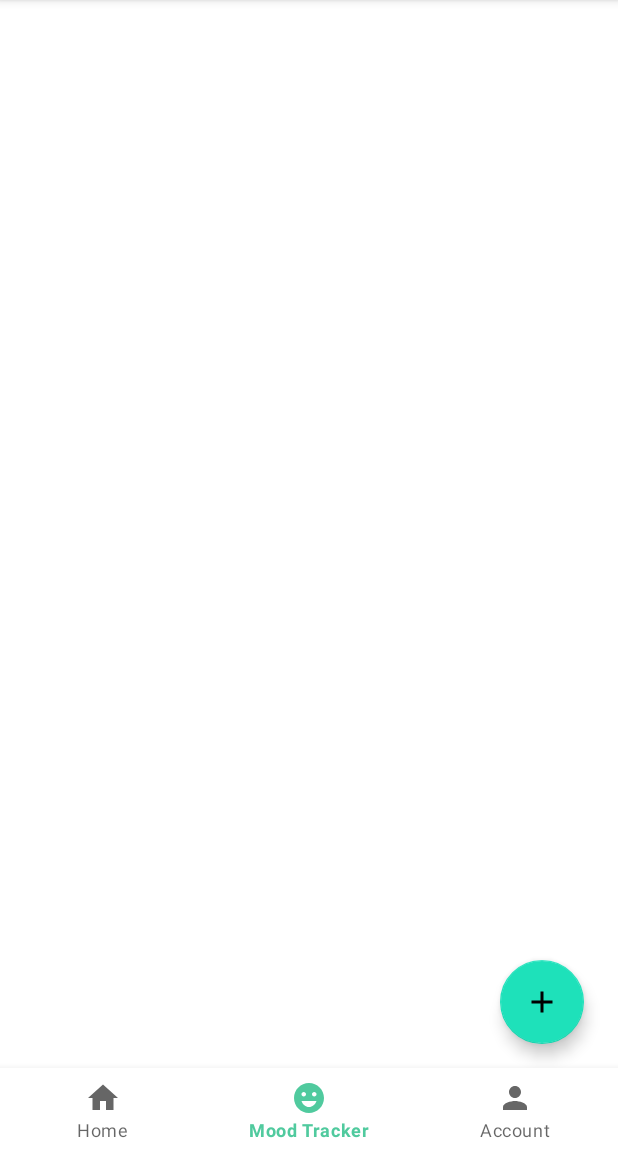
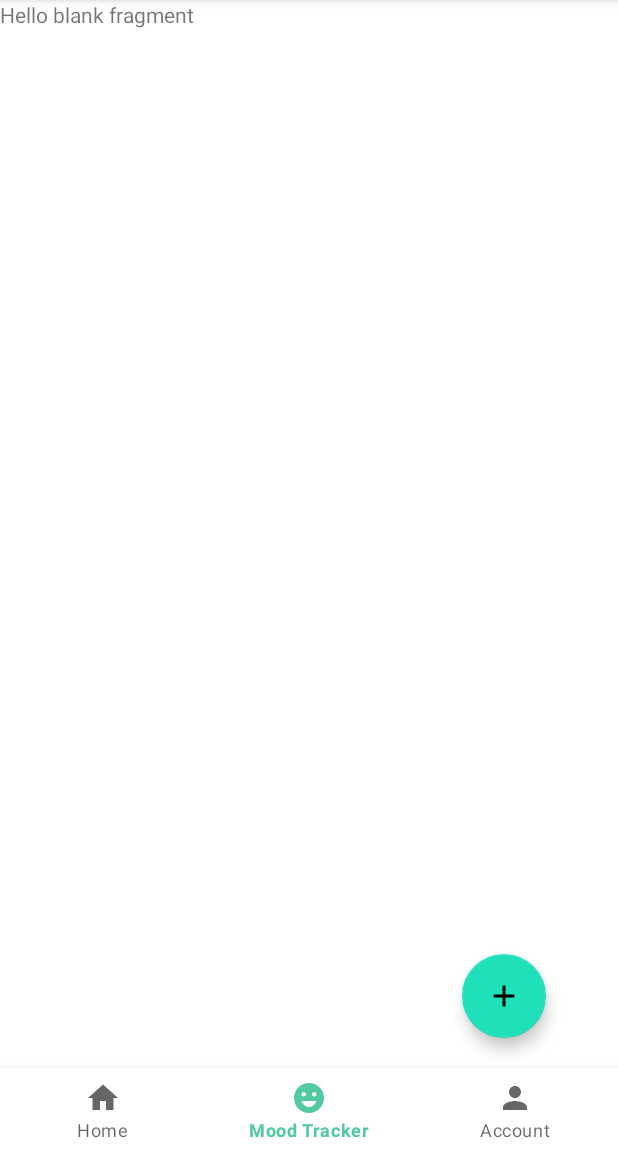
Before and after one commit to jupeeter8/SERO, an Android app: the screen it shows after launch once a user with an empty profile is signed in (MainActivity), item 2 of the bottom bar chosen, on a phone screen of 412 x 824 dp, the part 84-1236 px from its top. Run offline under Robolectric (Android 15) with nearby library versions, the phone set to English and light mode, and no system bars; our stand-ins replace Firebase (no records; nobody signed in at launch, a user with empty details on screens opened directly).

Commit message:
Added fragments and bottom nav bar

```diff
--- a/app/build.gradle
+++ b/app/build.gradle
@@ -37,6 +37,7 @@ dependencies {
     implementation 'com.google.firebase:firebase-auth:19.2.0'
     implementation 'com.google.firebase:firebase-storage:20.0.0'
     implementation 'com.google.firebase:firebase-firestore:23.0.1'
+    implementation 'androidx.legacy:legacy-support-v4:1.0.0'
     testImplementation 'junit:junit:4.+'
     androidTestImplementation 'androidx.test.ext:junit:1.1.2'
     androidTestImplementation 'androidx.test.espresso:espresso-core:3.3.0'
--- /dev/null
+++ b/app/src/main/java/com/example/serobeta0/AccFragment.java
@@ -0,0 +1,28 @@
+package com.example.serobeta0;
+
+import android.os.Bundle;
+
+import androidx.fragment.app.Fragment;
+
+import android.view.LayoutInflater;
+import android.view.View;
+import android.view.ViewGroup;
+
+/**
+ * A simple {@link Fragment} subclass.
+ */
+public class AccFragment extends Fragment {
+
+    public AccFragment() {
+        // Required empty public constructor
+    }
+
+
+
+    @Override
+    public View onCreateView(LayoutInflater inflater, ViewGroup container,
+                             Bundle savedInstanceState) {
+        // Inflate the layout for this fragment
+        return inflater.inflate(R.layout.fragment_acc, container, false);
+    }
+}
--- /dev/null
+++ b/app/src/main/java/com/example/serobeta0/HomeFragment.java
@@ -0,0 +1,28 @@
+package com.example.serobeta0;
+
+import android.os.Bundle;
+
+import androidx.fragment.app.Fragment;
+
+import android.view.LayoutInflater;
+import android.view.View;
+import android.view.ViewGroup;
+
+/**
+ * A simple {@link Fragment} subclass.
+ */
+public class HomeFragment extends Fragment {
+
+    public HomeFragment() {
+        // Required empty public constructor
+    }
+
+
+
+    @Override
+    public View onCreateView(LayoutInflater inflater, ViewGroup container,
+                             Bundle savedInstanceState) {
+        // Inflate the layout for this fragment
+        return inflater.inflate(R.layout.fragment_home, container, false);
+    }
+}
--- a/app/src/main/java/com/example/serobeta0/MainActivity.java
+++ b/app/src/main/java/com/example/serobeta0/MainActivity.java
@@ -3,6 +3,8 @@ package com.example.serobeta0;
 import androidx.annotation.NonNull;
 import androidx.appcompat.app.AppCompatActivity;
 import androidx.appcompat.widget.Toolbar;
+import androidx.fragment.app.Fragment;
+import androidx.fragment.app.FragmentTransaction;
 
 import android.content.Intent;
 import android.os.Bundle;
@@ -26,6 +28,10 @@ public class MainActivity extends AppCompatActivity {
     private FloatingActionButton addButton;
     private BottomNavigationView bottomNav;
 
+    private HomeFragment hf;
+    private MoodFragment mf;
+    private AccFragment af;
+
     @Override
     protected void onCreate(Bundle savedInstanceState) {
         super.onCreate(savedInstanceState);
@@ -37,6 +43,11 @@ public class MainActivity extends AppCompatActivity {
         mainToolbar = (androidx.appcompat.widget.Toolbar) findViewById(R.id.myTool);
         bottomNav = findViewById(R.id.mainBtmNav);
 
+        //Fragment Initialization
+        hf = new HomeFragment();
+        mf = new MoodFragment();
+        af = new AccFragment();
+
 
         setSupportActionBar(mainToolbar);
         getSupportActionBar().setTitle("SERO");
@@ -46,6 +57,28 @@ public class MainActivity extends AppCompatActivity {
             public void onClick(View v) {
              Intent postIntent = new Intent(MainActivity.this, NewPost.class);
              startActivity(postIntent);
+            }
+        });
+
+        bottomNav.setOnNavigationItemSelectedListener(new BottomNavigationView.OnNavigationItemSelectedListener() {
+            @Override
+            public boolean onNavigationItemSelected(@NonNull MenuItem item) {
+
+                switch (item.getItemId()){
+
+                    case R.id.btmNavHome:
+                        replaceFrag(hf);
+                        return true;
+                    case R.id.btmNavMood:
+                        replaceFrag(mf);
+                        return true;
+                    case R.id.btmNavAcc:
+                        replaceFrag(af);
+                        return true;
+
+                }
+
+                return false;
             }
         });
 
@@ -113,4 +146,14 @@ public class MainActivity extends AppCompatActivity {
         startActivity(loginintent);
         finish();
     }
+
+    private void replaceFrag(Fragment fragment){
+
+        FragmentTransaction ft = getSupportFragmentManager().beginTransaction();
+        ft.replace(R.id.main_container, fragment);
+        ft.commit();
+
+
+    }
+
 }
--- /dev/null
+++ b/app/src/main/java/com/example/serobeta0/MoodFragment.java
@@ -0,0 +1,28 @@
+package com.example.serobeta0;
+
+import android.os.Bundle;
+
+import androidx.fragment.app.Fragment;
+
+import android.view.LayoutInflater;
+import android.view.View;
+import android.view.ViewGroup;
+
+/**
+ * A simple {@link Fragment} subclass.
+ */
+public class MoodFragment extends Fragment {
+
+    public MoodFragment() {
+        // Required empty public constructor
+    }
+
+
+
+    @Override
+    public View onCreateView(LayoutInflater inflater, ViewGroup container,
+                             Bundle savedInstanceState) {
+        // Inflate the layout for this fragment
+        return inflater.inflate(R.layout.fragment_mood, container, false);
+    }
+}
--- a/app/src/main/res/layout/activity_main.xml
+++ b/app/src/main/res/layout/activity_main.xml
@@ -32,13 +32,12 @@
         android:id="@+id/mainNew"
         android:layout_width="wrap_content"
         android:layout_height="wrap_content"
-        android:layout_marginStart="333dp"
-        android:layout_marginEnd="22dp"
-        android:layout_marginBottom="16dp"
+        android:layout_marginStart="307dp"
+        android:layout_marginEnd="48dp"
+        android:layout_marginBottom="20dp"
         android:clickable="true"
         app:layout_constraintBottom_toTopOf="@+id/mainBtmNav"
         app:layout_constraintEnd_toEndOf="parent"
-        app:layout_constraintHorizontal_bias="0.0"
         app:layout_constraintStart_toStartOf="parent"
         app:srcCompat="@drawable/ic_add" />
 
@@ -52,5 +51,15 @@
         app:layout_constraintHorizontal_bias="0.0"
         app:layout_constraintStart_toStartOf="parent" />
 
+    <FrameLayout
+        android:id="@+id/main_container"
+        android:layout_width="409dp"
+        android:layout_height="0dp"
+        app:layout_constraintBottom_toTopOf="@+id/mainBtmNav"
+        app:layout_constraintTop_toBottomOf="@+id/appBarLayout"
+        tools:layout_editor_absoluteX="1dp">
+
+    </FrameLayout>
+
 
 </androidx.constraintlayout.widget.ConstraintLayout>
--- /dev/null
+++ b/app/src/main/res/layout/fragment_mood.xml
@@ -0,0 +1,14 @@
+<?xml version="1.0" encoding="utf-8"?>
+<FrameLayout xmlns:android="http://schemas.android.com/apk/res/android"
+    xmlns:tools="http://schemas.android.com/tools"
+    android:layout_width="match_parent"
+    android:layout_height="match_parent"
+    tools:context=".MoodFragment">
+
+    <!-- TODO: Update blank fragment layout -->
+    <TextView
+        android:layout_width="match_parent"
+        android:layout_height="match_parent"
+        android:text="@string/hello_blank_fragment" />
+
+</FrameLayout>
--- a/app/src/main/res/menu/bottom_nav_main.xml
+++ b/app/src/main/res/menu/bottom_nav_main.xml
@@ -3,12 +3,15 @@
     xmlns:android="http://schemas.android.com/apk/res/android">
 
     <item
+        android:id="@+id/btmNavHome"
         android:icon="@drawable/ic_home"
         android:title="Home" />
     <item
+        android:id="@+id/btmNavMood"
         android:icon="@drawable/ic_mood"
         android:title="Mood Tracker" />
     <item
+        android:id="@+id/btmNavAcc"
         android:icon="@drawable/ic_person"
         android:title="Account" />
 </menu>
--- a/app/src/main/res/values/strings.xml
+++ b/app/src/main/res/values/strings.xml
@@ -4,4 +4,6 @@
     <string name="action_settings">Account Settings</string>
     <string name="action_logout">Logout</string>
     <string name="emailLayout">Email address</string>
+    <!-- TODO: Remove or change this placeholder text -->
+    <string name="hello_blank_fragment">Hello blank fragment</string>
 </resources>
```
Also changed, not shown: app/src/main/res/layout/fragment_acc.xml (added, +14 -0 lines), app/src/main/res/layout/fragment_home.xml (added, +14 -0 lines).
